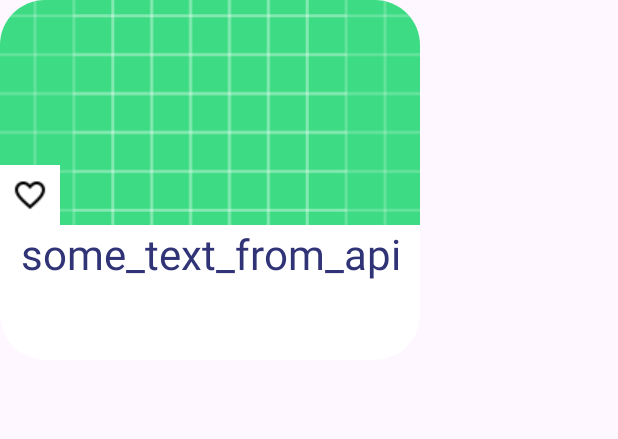
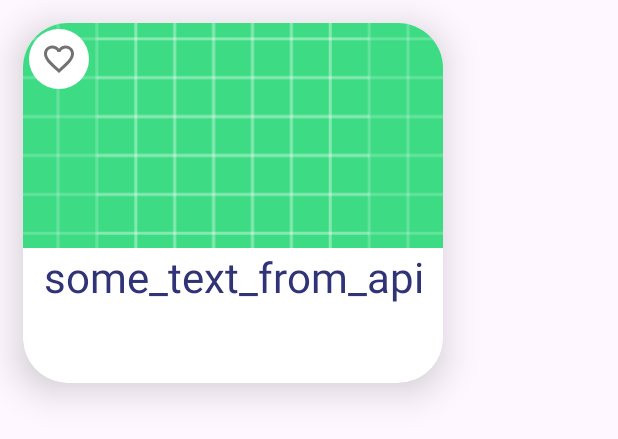
Before and after one commit to abdo308/FinalProject, an Android app: the layout cardview_home.xml on its own in the app's theme, with its tools: preview values and no code run, on a phone screen of 412 x 824 dp. Shown: the top 439 px of the screen. Run offline under Robolectric (Android 15) with nearby library versions, the phone set to English and light mode, and no system bars; network calls fail.

Commit message:
adding Queries and adjusting card view

```diff
--- a/app/src/main/java/com/example/finalproject/db/LocalDataSource.kt
+++ b/app/src/main/java/com/example/finalproject/db/LocalDataSource.kt
@@ -1,8 +1,14 @@
 package com.example.finalproject.db
 
 import com.example.finalproject.models.User
+import com.example.finalproject.models.UserFavourites
+import com.example.finalproject.network.Meal
 
 interface LocalDataSource {
     suspend fun getUserByEmail(email: String) : User?
     suspend fun insertNewUser(user: User)
+    suspend fun getDataUser(email:String?):UserFavourites
+    suspend fun addUser(userFavourites: UserFavourites)
+    suspend fun updateData(email: String,list:MutableList<Meal>)
+
 }
--- a/app/src/main/java/com/example/finalproject/repo/ApplicationRepository.kt
+++ b/app/src/main/java/com/example/finalproject/repo/ApplicationRepository.kt
@@ -1,11 +1,15 @@
 package com.example.finalproject.repo
 
 import com.example.finalproject.models.User
+import com.example.finalproject.models.UserFavourites
 import com.example.finalproject.network.Meal
 
 interface ApplicationRepository {
 
     suspend fun getUserByEmail(email: String) : User?
     suspend fun insertNewUser(user: User)
+    suspend fun getDataUser(email:String?): UserFavourites
+    suspend fun addUser(userFavourite: UserFavourites)
+    suspend fun updateData(email: String,list:MutableList<Meal>)
 
 }
--- a/app/src/main/java/com/example/finalproject/ui/AuthenticationFragments/login/LoginFragment.kt
+++ b/app/src/main/java/com/example/finalproject/ui/AuthenticationFragments/login/LoginFragment.kt
@@ -100,9 +100,11 @@ class LoginFragment : Fragment() {
 
                 is UserAuthResponse.AuthSuccessful -> {
                     val sharedPreference=requireContext().getSharedPreferences("key", Context.MODE_PRIVATE)
+                    val email = binding.emailEditText.text.toString()
                     with(sharedPreference.edit()){
-                    putBoolean("isLoggedIn",true)
-                    apply()
+                        putBoolean("isLoggedIn",true)
+                        putString("Email",email)
+                        apply()
                     }
                     goToHomeScreen()
                     Log.d("Authentication", "Register success.")
--- a/app/src/main/java/com/example/finalproject/ui/AuthenticationFragments/signup/SignUpViewModel.kt
+++ b/app/src/main/java/com/example/finalproject/ui/AuthenticationFragments/signup/SignUpViewModel.kt
@@ -8,6 +8,8 @@ import com.app.domain.models.UserAuthResponse
 import com.app.utils.isValidEmail
 import com.app.utils.isValidPassword
 import com.example.finalproject.models.User
+import com.example.finalproject.models.UserFavourites
+import com.example.finalproject.network.Meal
 import com.example.finalproject.repo.ApplicationRepository
 import kotlinx.coroutines.Dispatchers
 import kotlinx.coroutines.launch
@@ -64,7 +66,8 @@ class SignUpViewModel(private val authRepo: ApplicationRepository) : ViewModel()
             }
             else{
                 authRepo.insertNewUser(User(email, password, firstName, lastName))
-
+                //insert in the new table
+                authRepo.addUser(UserFavourites(email, mutableListOf()))
                 withContext(Dispatchers.Main)
                 {
                     _signUpState.value = UserAuthResponse.AuthSuccessful
--- a/app/src/main/java/com/example/finalproject/ui/HomeActivity.kt
+++ b/app/src/main/java/com/example/finalproject/ui/HomeActivity.kt
@@ -89,6 +89,7 @@ class HomeActivity : AppCompatActivity() {
             Toast.makeText(this,"Signed Out Successfully",Toast.LENGTH_LONG).show()
             with(sharedPreference.edit()) {
                 putBoolean("isLoggedIn", false)
+                putString("Email",null)
                 apply()
             }
             startActivity(intent)
--- /dev/null
+++ b/app/src/main/res/drawable/baseline_favorite_24.xml
@@ -0,0 +1,6 @@
+<vector xmlns:android="http://schemas.android.com/apk/res/android" android:height="24dp"  android:viewportHeight="24" android:viewportWidth="24" android:width="24dp">
+
+    <path android:fillColor="@android:color/holo_red_light"
+        android:pathData="M12,21.35l-1.45,-1.32C5.4,15.36 2,12.28 2,8.5 2,5.42 4.42,3 7.5,3c1.74,0 3.41,0.81 4.5,2.09C13.09,3.81 14.76,3 16.5,3 19.58,3 22,5.42 22,8.5c0,3.78 -3.4,6.86 -8.55,11.54L12,21.35z"/>
+
+</vector>
--- /dev/null
+++ b/app/src/main/res/drawable/baseline_favorite_border_24.xml
@@ -0,0 +1,5 @@
+<vector xmlns:android="http://schemas.android.com/apk/res/android" android:height="24dp"  android:viewportHeight="24" android:viewportWidth="24" android:width="24dp">
+
+    <path android:fillColor="#727272" android:pathData="M16.5,3c-1.74,0 -3.41,0.81 -4.5,2.09C10.91,3.81 9.24,3 7.5,3 4.42,3 2,5.42 2,8.5c0,3.78 3.4,6.86 8.55,11.54L12,21.35l1.45,-1.32C18.6,15.36 22,12.28 22,8.5 22,5.42 19.58,3 16.5,3zM12.1,18.55l-0.1,0.1 -0.1,-0.1C7.14,14.24 4,11.39 4,8.5 4,6.5 5.5,5 7.5,5c1.54,0 3.04,0.99 3.57,2.36h1.87C13.46,5.99 14.96,5 16.5,5c2,0 3.5,1.5 3.5,3.5 0,2.89 -3.14,5.74 -7.9,10.05z"/>
+
+</vector>
--- /dev/null
+++ b/app/src/main/res/drawable/circular_background.xml
@@ -0,0 +1,5 @@
+<?xml version="1.0" encoding="utf-8"?>
+<shape xmlns:android="http://schemas.android.com/apk/res/android">
+    <solid android:color="@android:color/white"/> <!-- Background color -->
+    <corners android:radius="20dp"/> <!-- Adjust radius to half of the width/height to make it a perfect circle -->
+</shape>
--- a/app/src/main/res/layout/cardview_home.xml
+++ b/app/src/main/res/layout/cardview_home.xml
@@ -1,18 +1,13 @@
-<androidx.constraintlayout.widget.ConstraintLayout xmlns:android="http://schemas.android.com/apk/res/android"
-    xmlns:app="http://schemas.android.com/apk/res-auto"
+<androidx.cardview.widget.CardView xmlns:app="http://schemas.android.com/apk/res-auto"
     xmlns:tools="http://schemas.android.com/tools"
-    android:layout_width="wrap_content"
-    android:layout_height="wrap_content"
-    android:background="@android:color/transparent"
-    android:gravity="center">
-
-    <androidx.cardview.widget.CardView
+    xmlns:android="http://schemas.android.com/apk/res/android"
     android:id="@+id/cardView"
     android:layout_width="280dp"
     android:layout_height="240dp"
     android:background="@android:color/transparent"
     app:cardCornerRadius="30dp"
-        app:cardElevation="0dp"
+    app:cardElevation="15dp"
+    android:layout_margin="15dp"
     app:layout_constraintBottom_toBottomOf="parent"
     app:layout_constraintEnd_toEndOf="parent"
     app:layout_constraintStart_toStartOf="parent"
@@ -39,12 +34,12 @@
                     android:id="@+id/imageButton"
                     android:layout_width="40dp"
                     android:layout_height="40dp"
-                    android:layout_gravity="bottom|start"
-
-
-                    android:background="@android:color/white"
+                    android:layout_gravity="top|start"
+                    android:layout_marginTop="4dp"
+                    android:layout_marginStart="4dp"
+                    android:background="@drawable/circular_background"
                     android:contentDescription="@string/heart_button"
-                    android:src="@drawable/heart" />
+                    android:src="@drawable/baseline_favorite_border_24" />
             </FrameLayout>
 
             <TextView
@@ -58,4 +53,3 @@
 
         </LinearLayout>
     </androidx.cardview.widget.CardView>
-</androidx.constraintlayout.widget.ConstraintLayout>
--- a/app/src/main/res/layout/fragment_first.xml
+++ b/app/src/main/res/layout/fragment_first.xml
@@ -39,7 +39,6 @@
                 android:layout_width="wrap_content"
                 android:background="@android:color/transparent"
                 android:layout_height="wrap_content"
-                android:layout_margin="15dp"
                 android:layout_gravity="center"
                 />
         </LinearLayout>
@@ -76,10 +75,7 @@
                     android:layout_width="wrap_content"
                     android:layout_height="wrap_content"
                     android:layout_gravity="center"
-                    android:layout_marginLeft="15dp"
-                    android:layout_marginTop="15dp"
-                    android:layout_marginRight="15dp"
-                    android:layout_marginBottom="15dp" />
+                     />
 
             </LinearLayout>
         </androidx.constraintlayout.widget.ConstraintLayout>
```
Also changed, not shown: app/src/main/java/com/example/finalproject/db/LocalDataSourceImpl.kt (+14 -0 lines), app/src/main/java/com/example/finalproject/db/UsersDao.kt (+11 -0 lines), app/src/main/java/com/example/finalproject/network/RetrofitViewModel.kt (+25 -6 lines), app/src/main/java/com/example/finalproject/repo/ApplicationRepoImpl.kt (+12 -0 lines), app/src/main/java/com/example/finalproject/ui/AuthenticationFragments/signup/SignUpFragment.kt (+9 -1 lines), app/src/main/java/com/example/finalproject/ui/FirstFragment.kt (+8 -15 lines), app/src/main/java/com/example/finalproject/ui/MealAdapter.kt (+52 -13 lines), app/src/main/java/com/example/finalproject/ui/MealAdapterCollection.kt (+44 -17 lines). Lines whose indentation alone changed are shown as unchanged.
